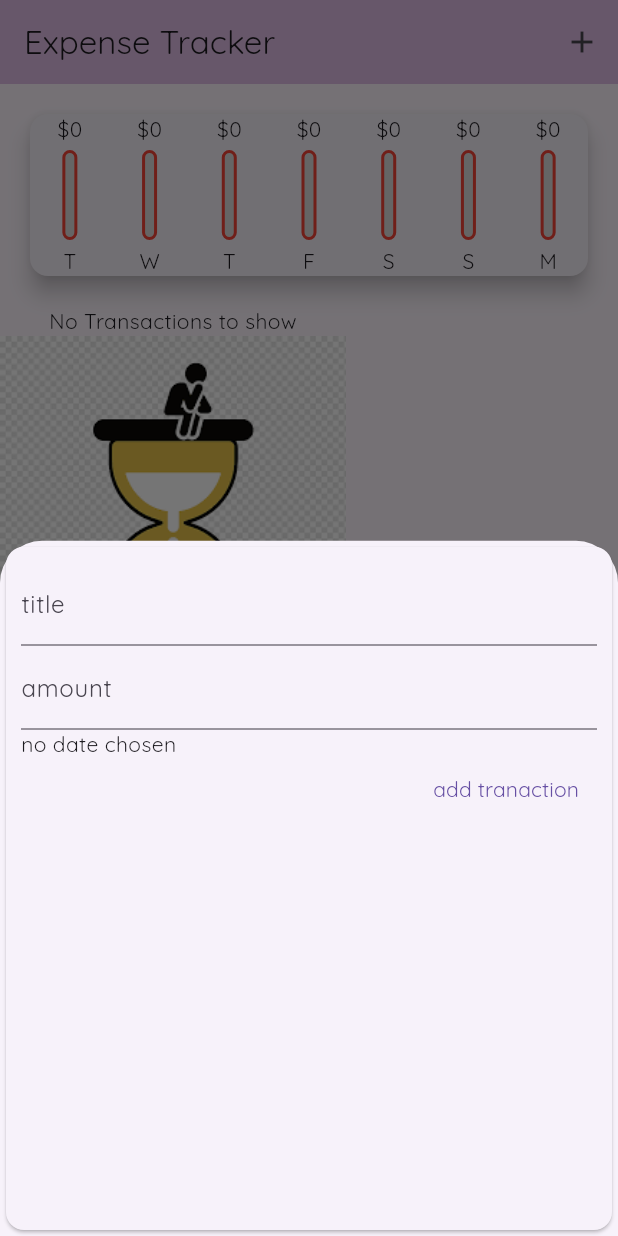
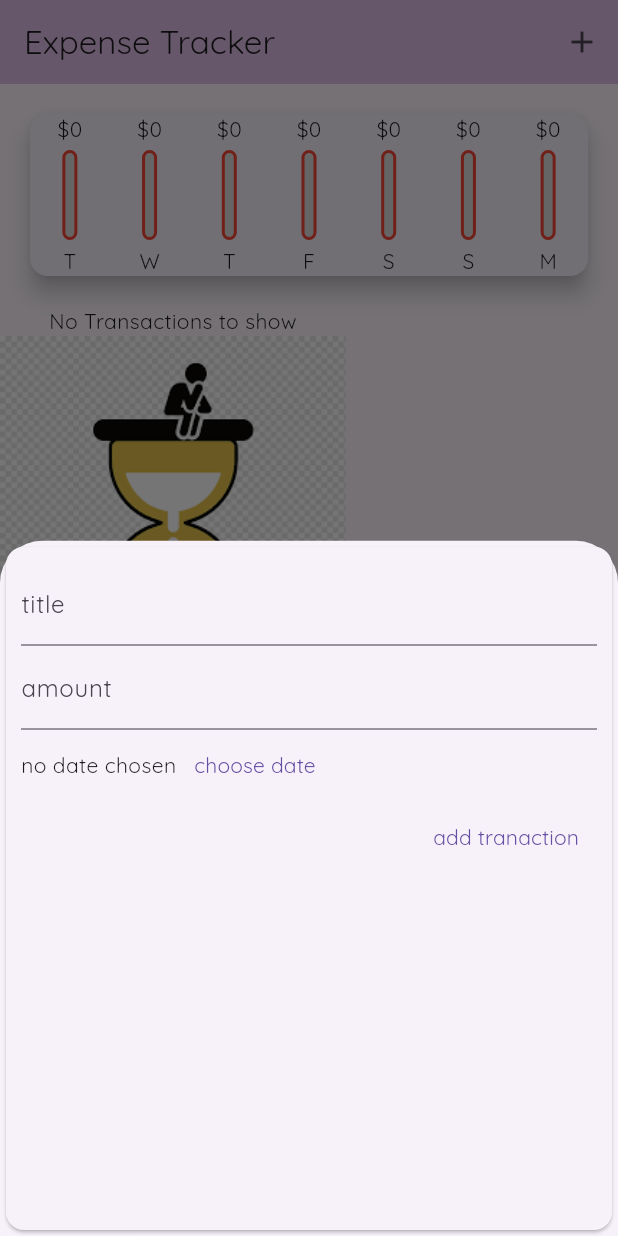
Before and after one commit to Abelmalu/expense-tracker-app, a Flutter app: the screen it shows after launch, after a tap on the "delete" icon, after a tap on the "add" icon, on a phone screen of 412 x 824 dp. Run offline on Flutter 3.47's test engine with Material 3 defaults, Android fonts, the light colour scheme and no system bars.

Commit message:
date picker configured

```diff
--- a/lib/main.dart
+++ b/lib/main.dart
@@ -1,12 +1,9 @@
-import 'dart:ui';
-
 import 'package:expense_t/models/transaction.dart';
 import 'package:expense_t/widgets/chart.dart';
 import 'package:expense_t/widgets/new_transaction.dart';
 import 'package:expense_t/widgets/transaction_list.dart';
 import 'package:flutter/material.dart';
-import 'package:flutter/rendering.dart';
-import 'package:flutter/widgets.dart';
+
 
 void main() {
   runApp(MyApp());
@@ -28,12 +25,15 @@ class MyApp extends StatelessWidget {
 }
 
 class MyHomePage extends StatefulWidget {
+
+
+
   @override
   State<MyHomePage> createState() => _MyHomePageState();
 }
 
 class _MyHomePageState extends State<MyHomePage> {
-  final List<Transaction> _userTranactions = [
+   List<Transaction> _userTranactions = [
     Transaction(id: 't1', title: 'shoes', amount: 22.58, date: DateTime.now()),
     // Transaction(id: 't2', title: 'shorts', amount: 30.58, date: DateTime.now()),
   ];
--- a/lib/widgets/new_transaction.dart
+++ b/lib/widgets/new_transaction.dart
@@ -17,10 +17,12 @@ class _NewTransactionState extends State<NewTransaction> {
 
   void whenSumbitted() {
     if (titlecontroller.text.isEmpty ||
-        double.parse(amountcontroller.text) <= 0 || selectedDate == null) {
+        double.parse(amountcontroller.text) <= 0 ||
+        selectedDate == null) {
       return;
     }
-    widget.addNewTx(titlecontroller.text, double.parse(amountcontroller.text), selectedDate);
+    widget.addNewTx(titlecontroller.text, double.parse(amountcontroller.text),
+        selectedDate);
     Navigator.of(context).pop();
   }
 
@@ -33,16 +35,9 @@ class _NewTransactionState extends State<NewTransaction> {
       if (pickedDate == null) {
         return;
       }
-      setState((){
-
-              selectedDate = pickedDate;
-
+      setState(() {
+        selectedDate = pickedDate;
       });
-
-
-
-
-
     });
   }
 
@@ -63,20 +58,23 @@ class _NewTransactionState extends State<NewTransaction> {
             keyboardType: TextInputType.number,
             onSubmitted: (_) => whenSumbitted(),
           ),
-          Container(
-            height: 16,
-            child: Row(
+           Row(
               children: [
-                Text(selectedDate == null ? 'no date chosen' : DateFormat.yMd().format((selectedDate))),
-                TextButton(
-                  onPressed: () {
-                    presentDatePicker();
-                  },
-                  child: Text('choose date'),
-                )
+
+
+                Text(selectedDate == null
+                    ? 'no date chosen'
+                    : DateFormat.yMd().format(selectedDate)),
+
+                     TextButton(
+                child: Text('choose date'),
+                onPressed: () {
+                  presentDatePicker();
+                },
+              ),
               ],
             ),
-          ),
+
           TextButton(onPressed: whenSumbitted, child: Text('add tranaction')),
         ]),
       ),
```
